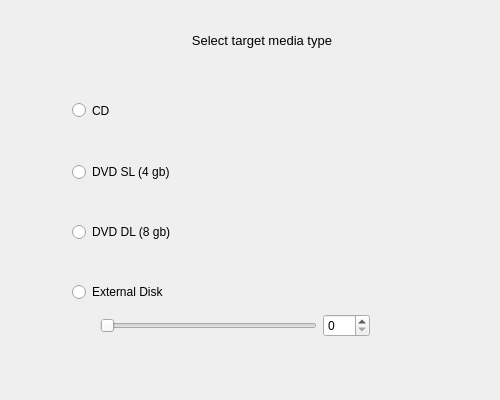
The window that gsoc/pardusman-wizard/screens/screenMedia.ui (pars-linux/uludag) describes before a commit, drawn with Qt 5.
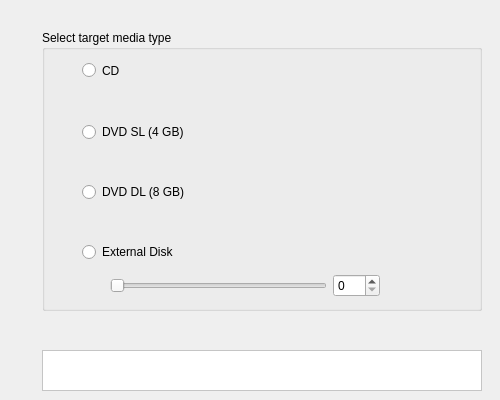
The same window after the commit.

```diff
--- a/gsoc/pardusman-wizard/screens/screenMedia.ui
+++ b/gsoc/pardusman-wizard/screens/screenMedia.ui
@@ -12,11 +12,23 @@
   <property name="windowTitle" >
    <string>Select Media Type</string>
   </property>
+  <widget class="QGroupBox" name="groupBox" >
+   <property name="geometry" >
+    <rect>
+     <x>42</x>
+     <y>30</y>
+     <width>440</width>
+     <height>281</height>
+    </rect>
+   </property>
+   <property name="title" >
+    <string>Select target media type</string>
+   </property>
   <widget class="QRadioButton" name="radioCD" >
    <property name="geometry" >
     <rect>
-     <x>72</x>
-     <y>100</y>
+      <x>40</x>
+      <y>30</y>
      <width>251</width>
      <height>21</height>
     </rect>
@@ -28,34 +40,21 @@
   <widget class="QRadioButton" name="radioSL" >
    <property name="geometry" >
     <rect>
-     <x>72</x>
-     <y>160</y>
+      <x>40</x>
+      <y>90</y>
      <width>251</width>
      <height>24</height>
     </rect>
    </property>
    <property name="text" >
-    <string>DVD SL (4 gb)</string>
-   </property>
-  </widget>
-  <widget class="QRadioButton" name="radioDL" >
-   <property name="geometry" >
-    <rect>
-     <x>72</x>
-     <y>220</y>
-     <width>251</width>
-     <height>24</height>
-    </rect>
-   </property>
-   <property name="text" >
-    <string>DVD DL (8 gb)</string>
+     <string>DVD SL (4 GB)</string>
    </property>
   </widget>
   <widget class="QRadioButton" name="radioExternal" >
    <property name="geometry" >
     <rect>
-     <x>72</x>
-     <y>280</y>
+      <x>40</x>
+      <y>210</y>
      <width>251</width>
      <height>24</height>
     </rect>
@@ -64,28 +63,24 @@
     <string>External Disk</string>
    </property>
   </widget>
-  <widget class="QLabel" name="widgetDesc" >
+   <widget class="QRadioButton" name="radioDL" >
    <property name="geometry" >
     <rect>
-     <x>52</x>
-     <y>20</y>
-     <width>420</width>
-     <height>41</height>
+      <x>40</x>
+      <y>150</y>
+      <width>251</width>
+      <height>24</height>
     </rect>
    </property>
    <property name="text" >
-    <string>&lt;!DOCTYPE HTML PUBLIC "-//W3C//DTD HTML 4.0//EN" "http://www.w3.org/TR/REC-html40/strict.dtd">
-&lt;html>&lt;head>&lt;meta name="qrichtext" content="1" />&lt;style type="text/css">
-p, li { white-space: pre-wrap; }
-&lt;/style>&lt;/head>&lt;body style=" font-family:'Sans Serif'; font-size:10pt; font-weight:400; font-style:normal;">
-&lt;p align="center" style=" margin-top:0px; margin-bottom:0px; margin-left:0px; margin-right:0px; -qt-block-indent:0; text-indent:0px;">Select target media type&lt;/p>&lt;/body>&lt;/html></string>
+     <string>DVD DL (8 GB)</string>
    </property>
   </widget>
   <widget class="QWidget" name="layoutWidget" >
    <property name="geometry" >
     <rect>
-     <x>100</x>
-     <y>310</y>
+      <x>68</x>
+      <y>240</y>
      <width>270</width>
      <height>32</height>
     </rect>
@@ -118,6 +113,45 @@
      </widget>
     </item>
    </layout>
+   </widget>
+  </widget>
+  <widget class="QFrame" name="frameError" >
+   <property name="geometry" >
+    <rect>
+     <x>42</x>
+     <y>350</y>
+     <width>440</width>
+     <height>41</height>
+    </rect>
+   </property>
+   <property name="autoFillBackground" >
+    <bool>false</bool>
+   </property>
+   <property name="styleSheet" >
+    <string notr="true" >background-color: white; color: red;</string>
+   </property>
+   <property name="frameShape" >
+    <enum>QFrame::StyledPanel</enum>
+   </property>
+   <property name="frameShadow" >
+    <enum>QFrame::Raised</enum>
+   </property>
+   <widget class="QLabel" name="labelError" >
+    <property name="geometry" >
+     <rect>
+      <x>20</x>
+      <y>5</y>
+      <width>400</width>
+      <height>31</height>
+     </rect>
+    </property>
+    <property name="text" >
+     <string/>
+    </property>
+    <property name="alignment" >
+     <set>Qt::AlignCenter</set>
+    </property>
+   </widget>
   </widget>
  </widget>
  <resources/>
```
Lines whose indentation alone changed are shown as unchanged.
